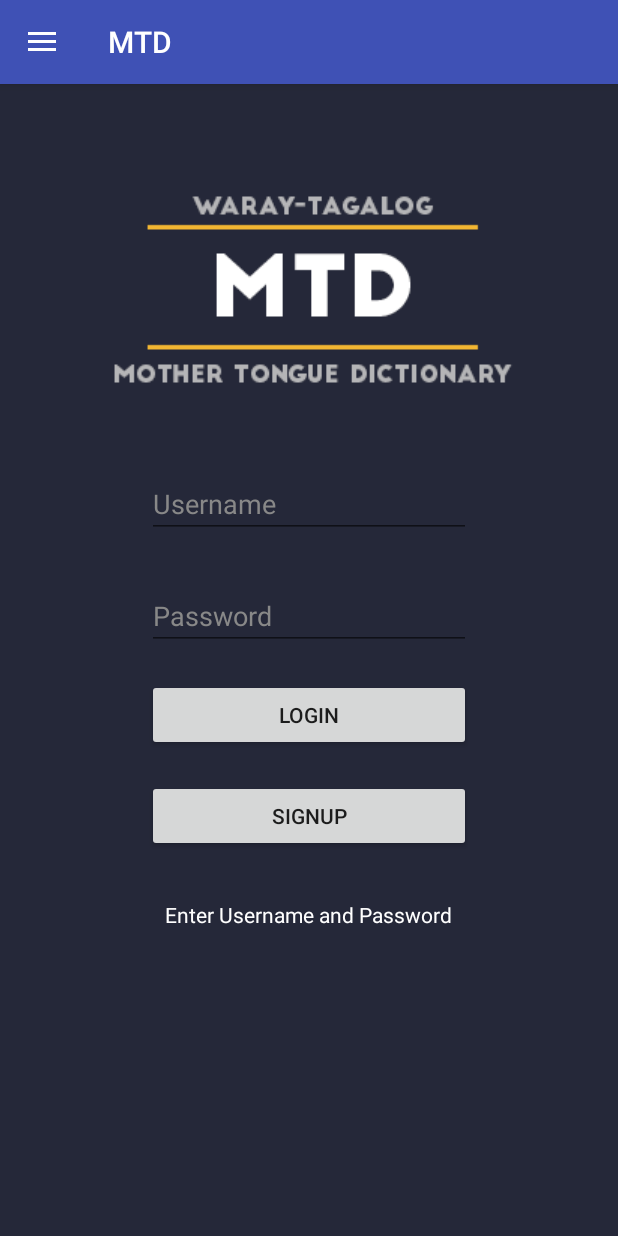
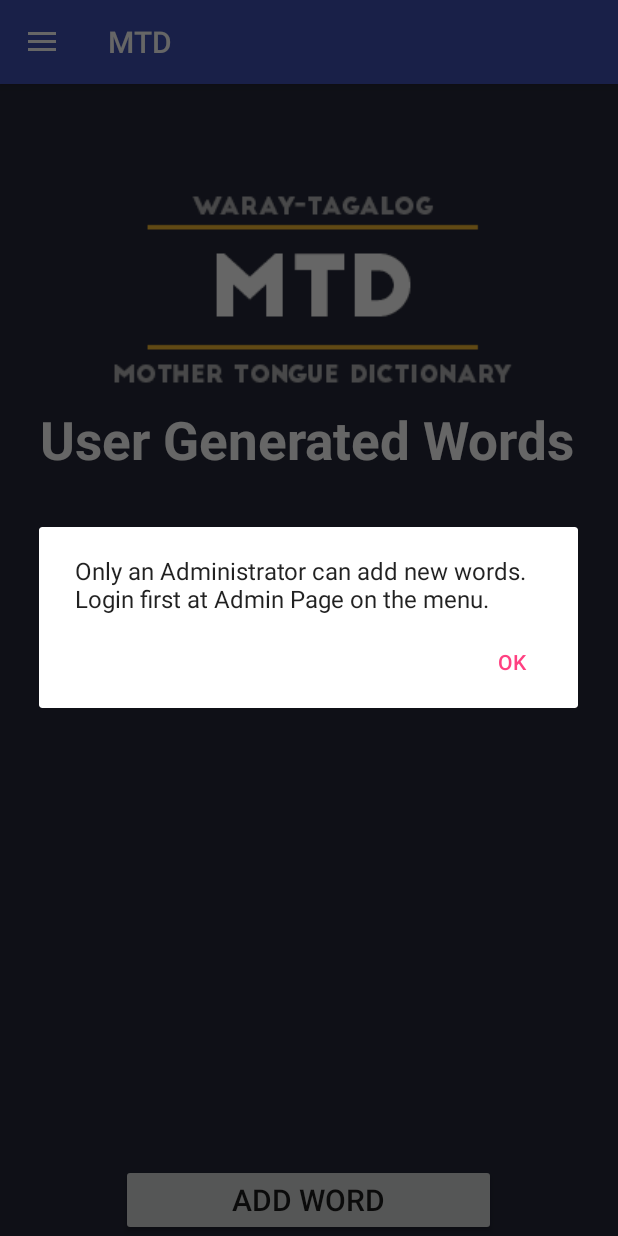
Before and after one commit to tailer08/MTD-App, an Android app: the fragment UserWordsFragment placed in its activity, after a tap on "ADD WORD", on a phone screen of 412 x 824 dp. Run offline under Robolectric (Android 15) with nearby library versions, the phone set to English and light mode, and no system bars; 2 statements that could not run were skipped.

Commit message:
Fixed admin login and admin add word privilege

```diff
--- a/app/src/main/java/me/thesis/mtd_app/UserWordsFragment.java
+++ b/app/src/main/java/me/thesis/mtd_app/UserWordsFragment.java
@@ -1,8 +1,10 @@
 package me.thesis.mtd_app;
 
+import android.app.AlertDialog;
 import android.app.Fragment;
 import android.content.ComponentName;
 import android.content.Context;
+import android.content.DialogInterface;
 import android.content.Intent;
 import android.content.ServiceConnection;
 import android.os.Bundle;
@@ -28,6 +30,7 @@ public class UserWordsFragment extends Fragment {
     private DBHandler dbHandler;
     private MTDService mService=null;
     private boolean isBound=false;
+
 
     private ServiceConnection mConnection=new ServiceConnection() {
         @Override
@@ -56,10 +59,20 @@ public class UserWordsFragment extends Fragment {
                             replace(R.id.content_frame,addWordFragment,null).
                             addToBackStack(null).commit();
                 } else {
-                    Log.d("mtd-app", "***********Entering login");
-                    LoginFragment loginFragment = new LoginFragment();
-                    getFragmentManager().beginTransaction().replace(R.id.content_frame,
-                            loginFragment).commit();
+                    AlertDialog.Builder builder1 = new AlertDialog.Builder(getActivity());
+                    builder1.setMessage("Only an Administrator can add new words. \nLogin first at Admin Page on the menu.");
+                    builder1.setCancelable(true);
+
+                    builder1.setPositiveButton(
+                            "Ok",
+                            new DialogInterface.OnClickListener() {
+                                public void onClick(DialogInterface dialog, int id) {
+                                    dialog.cancel();
+                                }
+                            });
+
+                    AlertDialog alert11 = builder1.create();
+                    alert11.show();
                 }
             }
         });
```
Also changed, not shown: app/src/main/java/me/thesis/mtd_app/LoginFragment.java (+7 -8 lines), app/src/main/java/me/thesis/mtd_app/MainActivity.java (+6 -2 lines).
